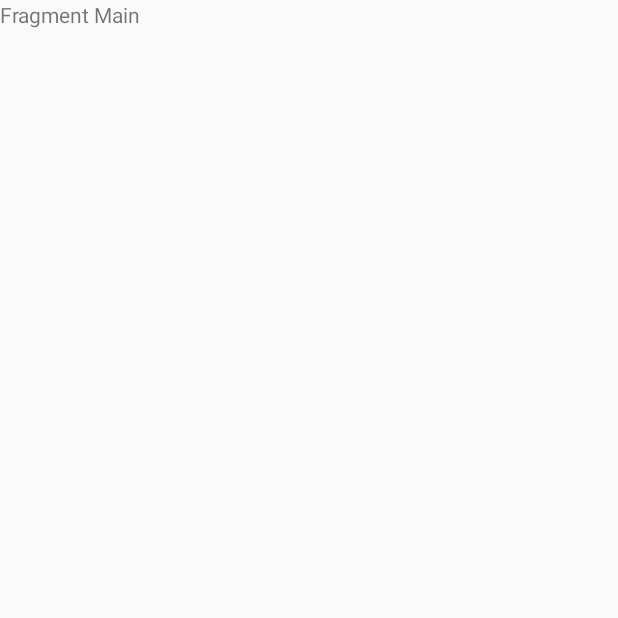
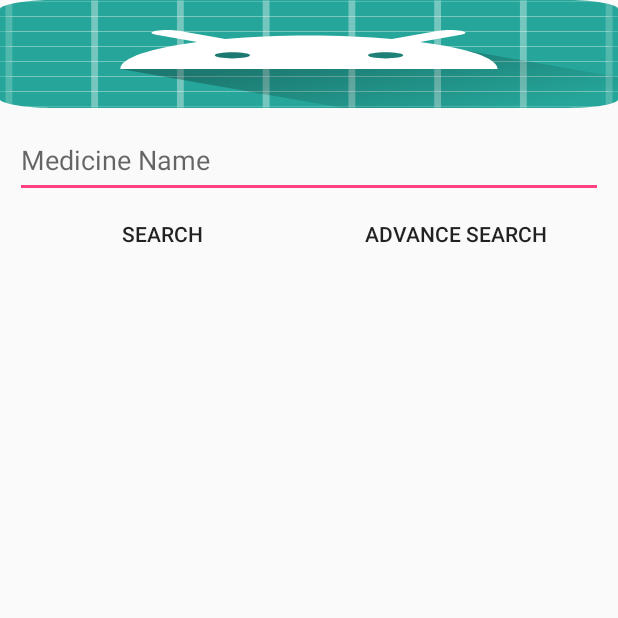
Before and after one commit to PeteChu/DrugIden_Android, an Android app: the screen it shows after launch (MainActivity), on a phone screen of 412 x 824 dp, the top half of it. Before the commit the part shown is almost empty. Run offline under Robolectric (Android 15) with nearby library versions, the phone set to English and light mode, and no system bars.

Commit message:
new MedDetail and MedSearch Fragment && new fragment layout

```diff
--- a/app/build.gradle
+++ b/app/build.gradle
@@ -23,11 +23,15 @@ android {
 }
 
 dependencies {
-    implementation fileTree(dir: 'libs', include: ['*.jar'])
+    implementation fileTree(include: ['*.jar'], dir: 'libs')
     implementation "org.jetbrains.kotlin:kotlin-stdlib-jre7:$kotlin_version"
     implementation 'com.android.support:appcompat-v7:26.1.0'
     implementation 'com.android.support.constraint:constraint-layout:1.0.2'
     testImplementation 'junit:junit:4.12'
     androidTestImplementation 'com.android.support.test:runner:1.0.1'
     androidTestImplementation 'com.android.support.test.espresso:espresso-core:3.0.1'
+    implementation 'com.squareup.retrofit2:retrofit:2.3.0'
+    implementation 'com.squareup.retrofit2:converter-gson:2.3.0'
+    implementation 'com.squareup.picasso:picasso:2.5.2'
+    implementation 'com.android.support:recyclerview-v7:26.1.0'
 }
--- a/app/src/main/java/com/example/drugiden/fragment/MainFragment.kt
+++ b/app/src/main/java/com/example/drugiden/fragment/MainFragment.kt
@@ -1,25 +1,66 @@
 package com.example.drugiden.fragment
 
+import android.content.Intent
 import android.os.Bundle
 import android.support.v4.app.Fragment
 import android.view.LayoutInflater
 import android.view.View
 import android.view.ViewGroup
+import android.widget.Button
+import android.widget.EditText
+import android.widget.ImageView
 import com.example.drugiden.R
+import kotlinx.android.synthetic.main.fragment_main.view.*
 
 /**
  * Created by schecterza on 10/27/2017.
  */
 
-class MainFragment: Fragment() {
+class MainFragment : Fragment(), View.OnClickListener {
+
+    lateinit var imageViewLogo: ImageView
+    lateinit var editTextSearch: EditText
+    lateinit var btnQuickSearch: Button
+    lateinit var btnAdvanceSearch: Button
 
     override fun onCreateView(inflater: LayoutInflater?, container: ViewGroup?, savedInstanceState: Bundle?): View? {
         val rootView = inflater!!.inflate(R.layout.fragment_main, container, false)
-        initInstance(rootView)
+        initInstances(rootView)
         return rootView
     }
 
-    fun initInstance(rootView: View) {
+    private fun initInstances(rootView: View) {
+
+        imageViewLogo = rootView.imageView_app_logo
+        editTextSearch = rootView.editText_search
+        btnQuickSearch = rootView.btn_quick_search
+        btnAdvanceSearch = rootView.btn_advance_search
+
+        btnQuickSearch.setOnClickListener(this)
+        btnAdvanceSearch.setOnClickListener(this)
+
+    }
+
+    override fun onClick(p0: View?) {
+
+        when (p0!!) {
+            btnQuickSearch -> {
+                onClickQuickSearch()
+            }
+            btnAdvanceSearch -> {
+                onCLickAdvanceSearch()
+            }
+        }
+    }
+
+    private fun onClickQuickSearch() {
+        fragmentManager.beginTransaction()
+                .replace(R.id.mainActivity_content_container, MedSearchListFragment.newInstance())
+                .addToBackStack(null)
+                .commit()
+    }
+
+    private fun onCLickAdvanceSearch() {
 
     }
 
@@ -33,5 +74,4 @@ class MainFragment: Fragment() {
     }
 
 
-
 }
--- a/app/src/main/res/layout/fragment_main.xml
+++ b/app/src/main/res/layout/fragment_main.xml
@@ -3,9 +3,59 @@
     android:layout_width="match_parent"
     android:layout_height="match_parent">
 
-    <TextView
-        android:text="Fragment Main"
-        android:layout_width="wrap_content"
-        android:layout_height="wrap_content" />
+    <LinearLayout
+        android:layout_width="match_parent"
+        android:layout_height="match_parent"
+        android:layout_weight="1"
+        android:orientation="vertical">
+
+        <ImageView
+            android:id="@+id/imageView_app_logo"
+            android:layout_width="match_parent"
+            android:layout_height="wrap_content"
+            android:scaleType="fitXY"
+            android:src="@mipmap/ic_launcher" />
+
+        <LinearLayout
+            android:layout_margin="10dp"
+            android:layout_width="match_parent"
+            android:layout_height="wrap_content"
+            android:layout_weight="1"
+            android:orientation="vertical">
+
+            <EditText
+                android:id="@+id/editText_search"
+                android:layout_width="match_parent"
+                android:layout_height="50dp"
+                android:hint="Medicine Name" />
+
+            <LinearLayout
+                android:layout_width="match_parent"
+                android:layout_height="wrap_content"
+                android:orientation="horizontal">
+
+                <Button
+                    android:padding="10dp"
+                    android:id="@+id/btn_quick_search"
+                    android:layout_width="match_parent"
+                    android:layout_height="match_parent"
+                    android:layout_weight="1"
+                    android:background="?attr/selectableItemBackground"
+                    android:gravity="center"
+                    android:text="Search" />
+
+                <Button
+                    android:padding="10dp"
+                    android:id="@+id/btn_advance_search"
+                    android:layout_width="match_parent"
+                    android:layout_height="match_parent"
+                    android:layout_weight="1"
+                    android:background="?attr/selectableItemBackground"
+                    android:gravity="center"
+                    android:text="Advance Search" />
+            </LinearLayout>
+        </LinearLayout>
+
+    </LinearLayout>
 
 </LinearLayout>
```
Also changed, not shown: app/src/main/java/com/example/drugiden/fragment/MedDetailFragment.kt (added, +32 -0 lines), app/src/main/java/com/example/drugiden/fragment/MedSearchListFragment.kt (added, +33 -0 lines), app/src/main/res/layout/fragment_med_detail.xml (added, +12 -0 lines), app/src/main/res/layout/fragment_med_search_list.xml (added, +12 -0 lines).
